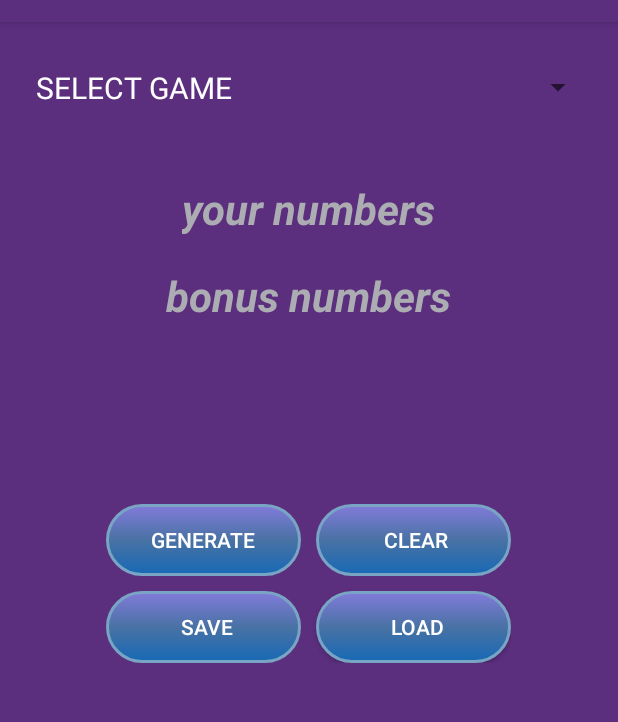
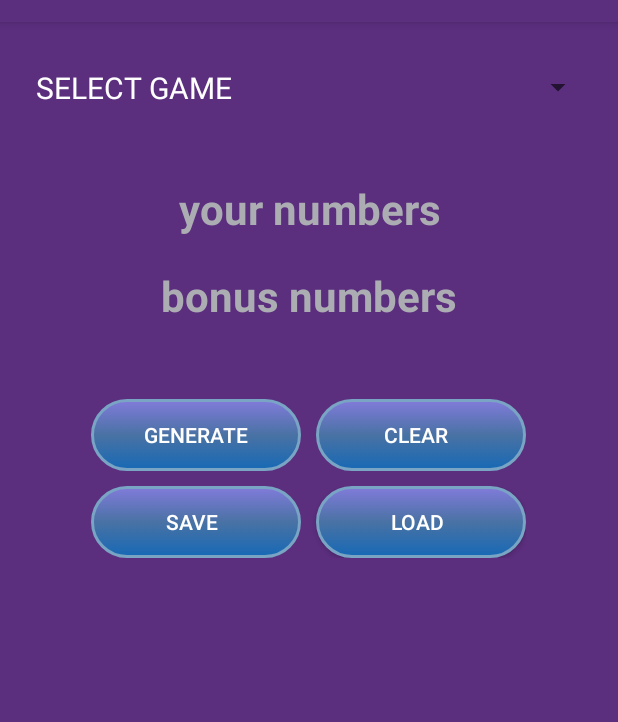
Before and after one commit to kpbender/Alotto2, an Android app: the screen it shows after launch (MainActivity), on a phone screen of 412 x 824 dp, the part 62-784 px from its top. Run offline under Robolectric (Android 15) with nearby library versions, the phone set to English and light mode, and no system bars.

Commit message:
Custom Layout

```diff
--- a/app/src/main/res/drawable/custom_button.xml
+++ b/app/src/main/res/drawable/custom_button.xml
@@ -16,10 +16,10 @@
             xmlns:android="http://schemas.android.com/apk/res/android">
             <gradient android:startColor="#4191d2"
                 android:centerColor="#4e4bae"
-                android:endColor="#837fb1"
+                android:endColor="#7a90d1"
                 android:angle="90"/>
             <corners android:radius="30dp"/>
-            <stroke android:width="4dp" android:color="#79a4c4"/>
+            <stroke android:width="3dp" android:color="#95b9d4"/>
             <padding android:left="4dp" android:top="4dp" android:bottom="4dp"/>
         </shape>
     </item>
--- a/app/src/main/res/layout/activity_main.xml
+++ b/app/src/main/res/layout/activity_main.xml
@@ -74,7 +74,7 @@
         android:layout_height="wrap_content"
         android:layout_below="@+id/linearLayout3"
         android:layout_centerHorizontal="true"
-        android:layout_marginTop="120dp"
+        android:layout_marginTop="50dp"
         android:id="@+id/linearLayout4">
 
         <Button
@@ -83,8 +83,8 @@
             android:text="Generate"
             android:layout_marginRight="10dp"
             android:gravity="left|center_vertical"
-            android:paddingLeft="30dip"
-            android:width="130dp"
+            android:paddingLeft="35dip"
+            android:width="140dp"
             android:height="30dp"
             android:background="@drawable/custom_button"
             android:id="@+id/genBtn"
@@ -94,7 +94,7 @@
         <Button
             android:layout_width="wrap_content"
             android:layout_height="wrap_content"
-            android:width="130dp"
+            android:width="140dp"
             android:height="30dp"
             android:gravity="left|center_vertical"
             android:paddingLeft="45dip"
@@ -102,7 +102,8 @@
             android:text="Clear"
             android:id="@+id/clearBtn"
             android:textColor="#ffffff"
-            tools:ignore="RtlSymmetry" />
+            tools:ignore="RtlSymmetry"
+            android:elevation="0dp" />
 
     </LinearLayout>
 
@@ -112,27 +113,29 @@
         android:layout_height="wrap_content"
         android:layout_marginTop="10dp"
         android:layout_below="@+id/linearLayout4"
-        android:layout_centerHorizontal="true">
+        android:layout_centerHorizontal="true"
+        android:weightSum="1">
 
         <Button
             android:layout_width="wrap_content"
             android:layout_height="wrap_content"
             android:text="Save"
             android:layout_marginRight="10dp"
-            android:width="130dp"
+            android:width="140dp"
             android:height="30dp"
             android:gravity="left|center_vertical"
             android:paddingLeft="50dip"
             android:background="@drawable/custom_button"
             android:id="@+id/saveBtn"
             android:textColor="#ffffff"
-            tools:ignore="RtlSymmetry" />
+            tools:ignore="RtlSymmetry"
+            android:layout_weight="0.66" />
 
         <Button
             android:layout_width="wrap_content"
             android:layout_height="wrap_content"
             android:text="Load"
-            android:width="130dp"
+            android:width="140dp"
             android:height="30dp"
             android:gravity="left|center_vertical"
             android:paddingLeft="50dip"
--- a/app/src/main/res/values/strings.xml
+++ b/app/src/main/res/values/strings.xml
@@ -1,6 +1,6 @@
 <resources>
     <string name="app_name">Alotto 2</string>
-    <string name="bonHint"><i>bonus numbers</i></string>
-    <string name="numHint"><i>your numbers</i></string>
+    <string name="bonHint">bonus numbers</string>
+    <string name="numHint">your numbers</string>
     <string name="select">Select game type</string>
 </resources>
```
Also changed, not shown: 1 other file.
